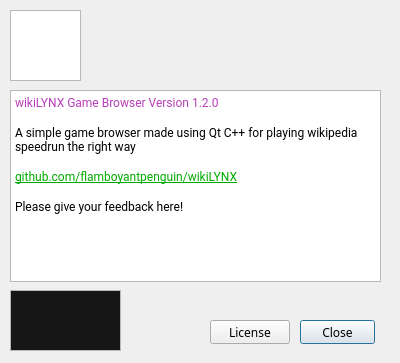
The window that wikiLYNX/ui/about.ui (flamboyantpenguin/wikiLYNX) describes before a commit, drawn with Qt 5.
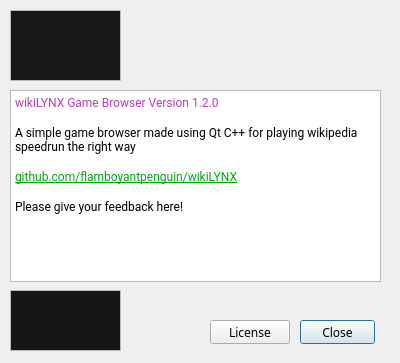
The same window after the commit. Icons and pictures are not drawn.

What changed in the file:
```diff
--- a/wikiLYNX/ui/about.ui
+++ b/wikiLYNX/ui/about.ui
@@ -75,7 +75,7 @@
     <rect>
      <x>10</x>
      <y>10</y>
-     <width>71</width>
+     <width>111</width>
      <height>71</height>
     </rect>
    </property>
@@ -92,8 +92,8 @@
 hr { height: 1px; border-width: 0; }
 li.unchecked::marker { content: &quot;\2610&quot;; }
 li.checked::marker { content: &quot;\2612&quot;; }
-&lt;/style&gt;&lt;/head&gt;&lt;body style=&quot; font-family:'Noto Sans'; font-size:9pt; font-weight:400; font-style:normal;&quot;&gt;
-&lt;p style=&quot; margin-top:0px; margin-bottom:0px; margin-left:0px; margin-right:0px; -qt-block-indent:0; text-indent:0px;&quot;&gt;&lt;img src=&quot;:/base/images/wikiLYNX_logo.png&quot; /&gt;&lt;/p&gt;&lt;/body&gt;&lt;/html&gt;</string>
+&lt;/style&gt;&lt;/head&gt;&lt;body style=&quot; font-family:'Noto Sans'; font-size:9pt; font-weight:400; font-style:normal;&quot; bgcolor=&quot;#181818&quot;&gt;
+&lt;p style=&quot; margin-top:0px; margin-bottom:0px; margin-left:0px; margin-right:0px; -qt-block-indent:0; text-indent:0px;&quot;&gt;&lt;img src=&quot;:/base/images/wikiLYNX_logo.png&quot; width=&quot;100&quot; height=&quot;60&quot; /&gt;&lt;/p&gt;&lt;/body&gt;&lt;/html&gt;</string>
    </property>
    <property name="textInteractionFlags">
     <set>Qt::NoTextInteraction</set>
```
Left out of the diff: 2 changed lines with no effect on the pictures.
